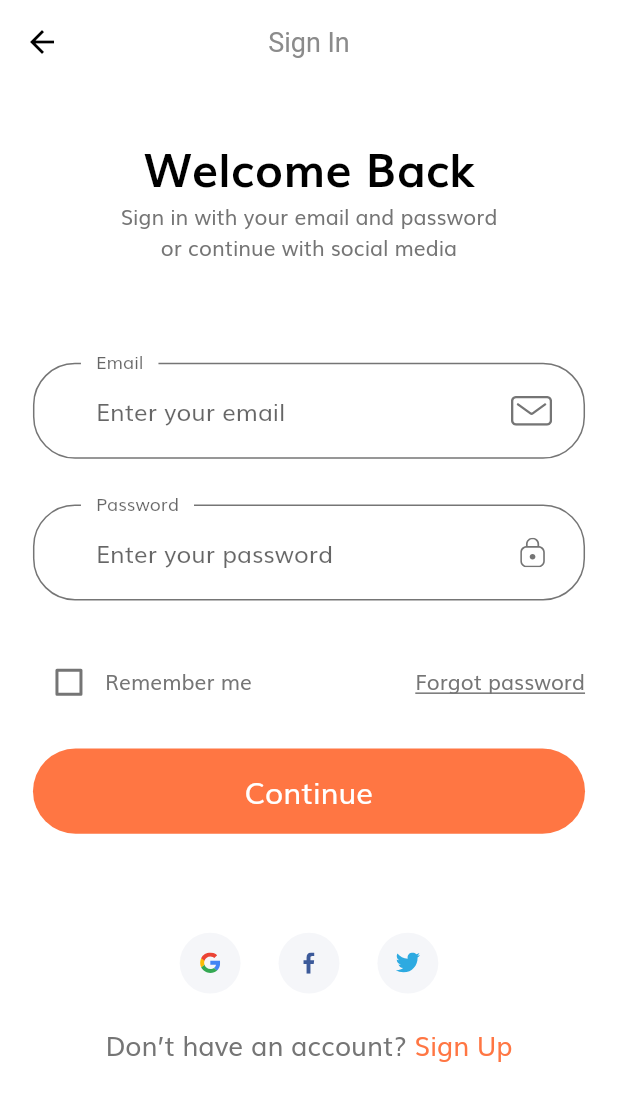
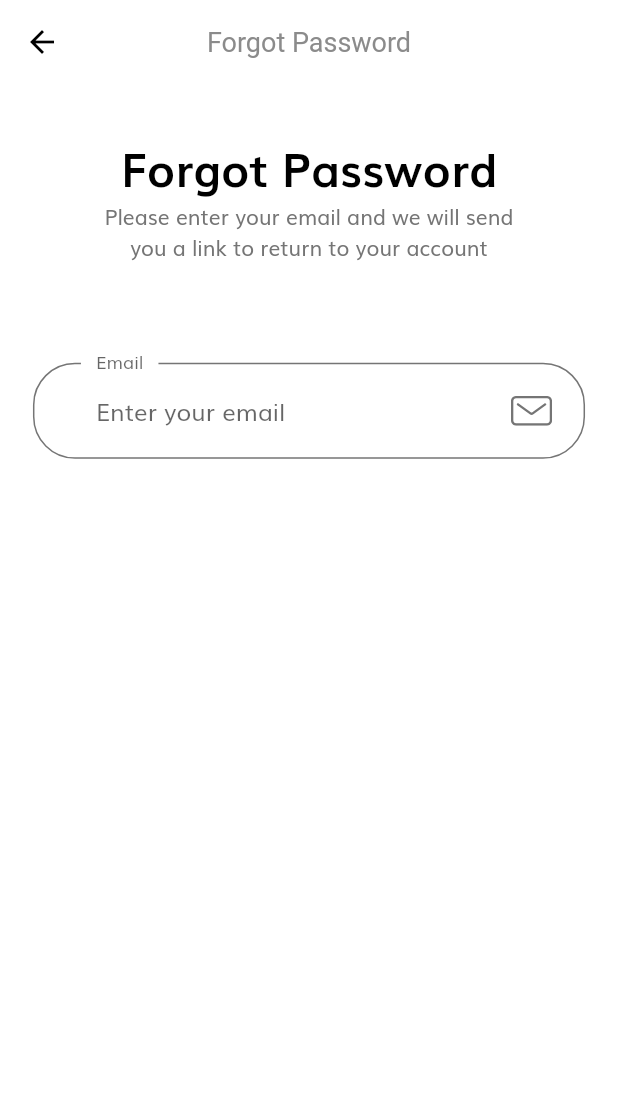
Before and after one commit to vietanh1408/e-commerce-app-flutter, a Flutter app: the SignInScreen screen opened by its route, after a tap on "Forgot password", on a phone screen of 412 x 824 dp. Shown: the top 1101 px of the screen. Run offline on Flutter 3.47's test engine with Material 2 defaults, Android fonts, the phone set to English and light mode, and no system bars; our stand-ins replace flutter_svg.

Commit message:
update UI sign_in_success + forgot_password + complete_profile

```diff
--- a/lib/config/routes/routes.dart
+++ b/lib/config/routes/routes.dart
@@ -9,14 +9,22 @@
 // }
 
 import 'package:flutter/material.dart';
+import '../../modules/forgot_password/forgot_password_screen.dart';
+import '../../modules/sign_in_success/sign_in_success_screen.dart';
+import '../../modules/otp/otp_screen.dart';
+import '../../modules/complete_profile/complete_profile_screen.dart';
 import '../../modules/home/home_screen.dart';
 import '../../modules/sign_up/sign_up_screen.dart';
 import '../../modules/sign_in/sign_in_screen.dart';
 import '../../modules/splash/splash_screen.dart';
 
 final Map<String, WidgetBuilder> routes = {
+  HomeScreen.routeName: (context) => const HomeScreen(),
   SplashScreen.routeName: (context) => const SplashScreen(),
   SignInScreen.routeName: (context) => const SignInScreen(),
+  SignInSuccessScreen.routeName: (context) => const SignInSuccessScreen(),
   SignUpScreen.routeName: (context) => const SignUpScreen(),
-  HomeScreen.routeName: (context) => const HomeScreen(),
+  CompleteProfileScreen.routeName: (context) => const CompleteProfileScreen(),
+  OtpScreen.routeName: (context) => const OtpScreen(),
+  ForgotPasswordScreen.routeName: (context) => const ForgotPasswordScreen(),
 };
--- a/lib/constants/constants.dart
+++ b/lib/constants/constants.dart
@@ -1,4 +1,5 @@
 import 'package:flutter/material.dart';
+import '../../config/size_config/size_config.dart';
 
 const kPrimaryColor = Color(0xFFFF7643);
 const kPrimaryLightColor = Color(0xFFFFECDF);
@@ -13,3 +14,10 @@ const kTextColor = Color(0xFF757575);
 const kAnimationDuration = Duration(milliseconds: 200);
 
 final RegExp emailRegExp = RegExp(r"^[a-zA-Z0-9.]+@[a-zA-Z0-9]+\.[a-zA-Z]+");
+
+final TextStyle headingStyle = TextStyle(
+  fontSize: getProportionateScreenWidth(28),
+  fontWeight: FontWeight.bold,
+  color: Colors.black,
+  height: 1.5,
+);
--- a/lib/constants/errors.dart
+++ b/lib/constants/errors.dart
@@ -4,3 +4,8 @@ const String emailInvalidError = 'Email is invalid';
 const String passwordRequiredError = 'Please enter your password';
 const String passwordLengthError = 'Password must be at least 8 characters';
 const String passwordNotMatchError = 'Confirm password not match';
+
+const String firstNameRequiredError = 'Please enter your first name';
+const String lastNameRequiredError = 'Please enter your last name';
+const String phoneNumberRequiredError = 'Please enter your phone number';
+const String addressRequiredError = 'Please enter your address';
--- /dev/null
+++ b/lib/modules/forgot_password/forgot_password_screen.dart
@@ -0,0 +1,21 @@
+import 'package:flutter/material.dart';
+import './widgets/body.dart';
+
+class ForgotPasswordScreen extends StatelessWidget {
+  const ForgotPasswordScreen({Key? key}) : super(key: key);
+
+  static String routeName = 'forgot_password';
+
+  @override
+  Widget build(BuildContext context) {
+    return Scaffold(
+      appBar: AppBar(
+        title: const Text(
+          'Forgot Password',
+        ),
+        centerTitle: true,
+      ),
+      body: const Body(),
+    );
+  }
+}
--- /dev/null
+++ b/lib/modules/forgot_password/widgets/body.dart
@@ -0,0 +1,46 @@
+import 'package:flutter/material.dart';
+import './forgot_password_form.dart';
+import '../../../config/size_config/size_config.dart';
+
+class Body extends StatelessWidget {
+  const Body({Key? key}) : super(key: key);
+
+  @override
+  Widget build(BuildContext context) {
+    return SafeArea(
+      child: SizedBox(
+        width: double.infinity,
+        child: Padding(
+          padding: EdgeInsets.symmetric(
+            horizontal: getProportionateScreenWidth(20),
+          ),
+          child: SingleChildScrollView(
+            child: Column(
+              children: [
+                SizedBox(
+                  height: SizeConfig.screenHeight * 0.04,
+                ),
+                Text(
+                  'Forgot Password',
+                  style: TextStyle(
+                    color: Colors.black,
+                    fontSize: getProportionateScreenWidth(28),
+                    fontWeight: FontWeight.bold,
+                  ),
+                ),
+                const Text(
+                  "Please enter your email and we will send \nyou a link to return to your account",
+                  textAlign: TextAlign.center,
+                ),
+                SizedBox(
+                  height: SizeConfig.screenHeight * 0.08,
+                ),
+                const ForgotPasswordForm(),
+              ],
+            ),
+          ),
+        ),
+      ),
+    );
+  }
+}
--- /dev/null
+++ b/lib/modules/forgot_password/widgets/forgot_password_form.dart
@@ -0,0 +1,70 @@
+import 'package:flutter/material.dart';
+import '../../../constants/constants.dart';
+import '../../../constants/errors.dart';
+import '../../../widgets/stateless/custom_suffix_icon.dart';
+
+class ForgotPasswordForm extends StatefulWidget {
+  const ForgotPasswordForm({Key? key}) : super(key: key);
+
+  @override
+  _ForgotPasswordFormState createState() => _ForgotPasswordFormState();
+}
+
+class _ForgotPasswordFormState extends State<ForgotPasswordForm> {
+  final _formKey = GlobalKey<FormState>();
+  List<String?> errors = [];
+  String? email;
+
+  void addError({String? error}) {
+    if (!errors.contains(error)) {
+      setState(() {
+        errors.add(error);
+      });
+    }
+  }
+
+  void removeError({String? error}) {
+    if (errors.contains(error)) {
+      setState(() {
+        errors.remove(error);
+      });
+    }
+  }
+
+  @override
+  Widget build(BuildContext context) {
+    return Form(
+      key: _formKey,
+      child: Column(
+        children: [
+          TextFormField(
+            onSaved: (newValue) => email = newValue,
+            onChanged: (value) {
+              if (value.isNotEmpty) {
+                removeError(error: emailRequiredError);
+              }
+              return;
+            },
+            validator: (value) {
+              if (value!.isEmpty) {
+                addError(error: emailRequiredError);
+                return '';
+              } else if (!emailRegExp.hasMatch(value)) {
+                addError(error: emailInvalidError);
+                return '';
+              }
+              return null;
+            },
+            decoration: const InputDecoration(
+              labelText: 'Email',
+              hintText: 'Enter your email',
+              floatingLabelBehavior: FloatingLabelBehavior.always,
+              suffixIcon: CustomSuffixIcon(svgIcon: 'assets/icons/Mail.svg'),
+              errorStyle: TextStyle(height: 0),
+            ),
+          ),
+        ],
+      ),
+    );
+  }
+}
--- a/lib/modules/sign_in/widgets/sign_in_form.dart
+++ b/lib/modules/sign_in/widgets/sign_in_form.dart
@@ -1,11 +1,14 @@
 import 'package:flutter/material.dart';
+import '../../../modules/forgot_password/forgot_password_screen.dart';
+import '../../../modules/sign_in_success/sign_in_success_screen.dart';
+
+import '../../../config/size_config/size_config.dart';
+import '../../../constants/constants.dart';
+import '../../../constants/errors.dart';
 import '../../../utils/keyboard.dart';
+import '../../../widgets/stateless/custom_suffix_icon.dart';
 import '../../../widgets/stateless/default_button.dart';
 import '../../../widgets/stateless/form_error.dart';
-import '../../../config/size_config/size_config.dart';
-import '../../../constants/constants.dart';
-import '../../../widgets/stateless/custom_suffix_icon.dart';
-import '../../../constants/errors.dart';
 
 class SignInForm extends StatefulWidget {
   const SignInForm({Key? key}) : super(key: key);
@@ -41,7 +44,7 @@ class _SignInFormState extends State<SignInForm> {
     if (_formKey.currentState!.validate()) {
       _formKey.currentState!.save();
       KeyboardUtil.hideKeyboard(context);
-      // Navigator.pushNamed(context, '/login_success');
+      Navigator.pushNamed(context, SignInSuccessScreen.routeName);
     }
   }
 
@@ -74,7 +77,10 @@ class _SignInFormState extends State<SignInForm> {
               const Spacer(),
               GestureDetector(
                 onTap: () {
-                  Navigator.pushNamed(context, '/');
+                  Navigator.pushNamed(
+                    context,
+                    ForgotPasswordScreen.routeName,
+                  );
                 },
                 child: const Text(
                   'Forgot password',
@@ -84,6 +90,9 @@ class _SignInFormState extends State<SignInForm> {
                 ),
               )
             ],
+          ),
+          SizedBox(
+            height: getProportionateScreenHeight(20),
           ),
           FormError(errors: errors),
           SizedBox(
@@ -127,6 +136,7 @@ class _SignInFormState extends State<SignInForm> {
         suffixIcon: CustomSuffixIcon(
           svgIcon: 'assets/icons/Mail.svg',
         ),
+        errorStyle: TextStyle(height: 0),
       ),
     );
   }
@@ -146,8 +156,10 @@ class _SignInFormState extends State<SignInForm> {
       validator: (value) {
         if (value!.isEmpty) {
           addError(error: passwordRequiredError);
+          return '';
         } else if (value.length < 8) {
           addError(error: passwordLengthError);
+          return '';
         }
         return null;
       },
@@ -158,6 +170,7 @@ class _SignInFormState extends State<SignInForm> {
         suffixIcon: CustomSuffixIcon(
           svgIcon: "assets/icons/Lock.svg",
         ),
+        errorStyle: TextStyle(height: 0),
       ),
     );
   }
--- a/lib/modules/sign_up/widgets/sign_up_form.dart
+++ b/lib/modules/sign_up/widgets/sign_up_form.dart
@@ -1,4 +1,5 @@
 import 'package:flutter/material.dart';
+import '../../../modules/complete_profile/complete_profile_screen.dart';
 
 import '../../../config/size_config/size_config.dart';
 import '../../../constants/constants.dart';
@@ -70,7 +71,10 @@ class _SignUpFormState extends State<SignUpForm> {
               if (_formKey.currentState!.validate()) {
                 _formKey.currentState!.save();
                 KeyboardUtil.hideKeyboard(context);
-                Navigator.pushNamed(context, '/sign_up_success');
+                Navigator.pushNamed(
+                  context,
+                  CompleteProfileScreen.routeName,
+                );
               }
             },
           )
@@ -108,6 +112,7 @@ class _SignUpFormState extends State<SignUpForm> {
         suffixIcon: CustomSuffixIcon(
           svgIcon: 'assets/icons/Mail.svg',
         ),
+        errorStyle: TextStyle(height: 0),
       ),
     );
   }
@@ -127,8 +132,10 @@ class _SignUpFormState extends State<SignUpForm> {
       validator: (value) {
         if (value!.isEmpty) {
           addError(error: passwordRequiredError);
+          return '';
         } else if (value.length < 8) {
           addError(error: passwordLengthError);
+          return '';
         }
         return null;
       },
@@ -139,9 +146,7 @@ class _SignUpFormState extends State<SignUpForm> {
         suffixIcon: CustomSuffixIcon(
           svgIcon: "assets/icons/Lock.svg",
         ),
-        helperStyle: TextStyle(
-          height: 0,
-        ),
+        errorStyle: TextStyle(height: 0),
       ),
     );
   }
@@ -159,6 +164,7 @@ class _SignUpFormState extends State<SignUpForm> {
       validator: (value) {
         if (value != password) {
           addError(error: passwordNotMatchError);
+          return '';
         }
         return null;
       },
@@ -169,6 +175,7 @@ class _SignUpFormState extends State<SignUpForm> {
         suffixIcon: CustomSuffixIcon(
           svgIcon: "assets/icons/Lock.svg",
         ),
+        errorStyle: TextStyle(height: 0),
       ),
     );
   }
```
Also changed, not shown: lib/modules/complete_profile/complete_profile_screen.dart (added, +19 -0 lines), lib/modules/complete_profile/widgets/body.dart (added, +52 -0 lines), lib/modules/complete_profile/widgets/complete_profile_form.dart (added, +182 -0 lines), lib/modules/otp/otp_screen.dart (added, +14 -0 lines), lib/modules/sign_in_success/sign_in_success_screen.dart (added, +19 -0 lines), lib/modules/sign_in_success/widgets/body.dart (added, +43 -0 lines).
